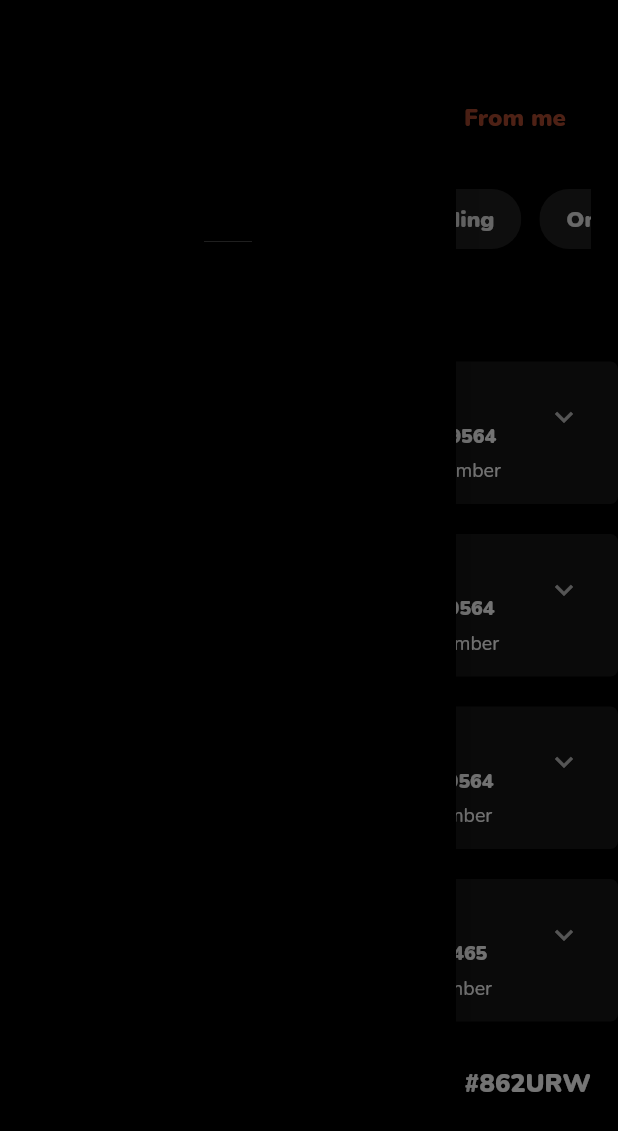
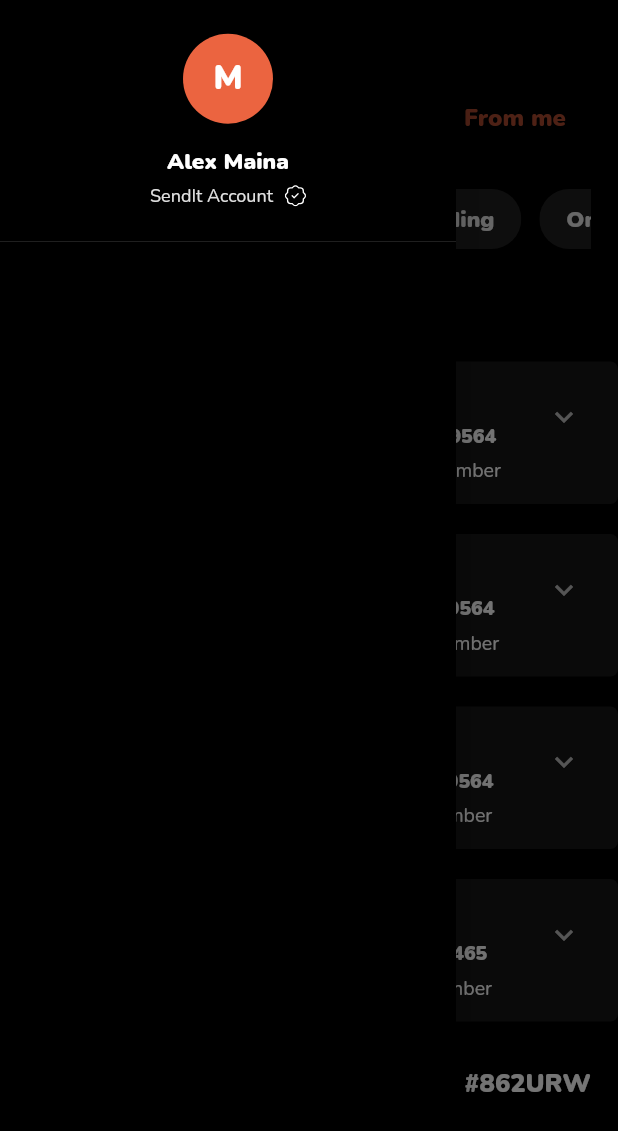
Before and after one commit to Karumaidoi/send-it-Express, a Flutter app: the HomePage screen opened directly, with the side drawer open, on a phone screen of 412 x 824 dp. Shown: the top 1131 px of the screen. Run offline on Flutter 3.47's test engine with Material 2 defaults, Android fonts, the phone set to English and light mode, and no system bars; our stand-ins replace another_flushbar, badges, bootstrap_icons, flutter_holo_date_picker, flutter_vector_icons, lottie and 3 more; missing offline and left inert: cupertino_onboarding, flag, launch_review, spring_button; accounts and stored records are empty.

Commit message:
Added Drawer Header

```diff
--- a/lib/view/Home/pages/home_page.dart
+++ b/lib/view/Home/pages/home_page.dart
@@ -17,7 +17,65 @@ class HomePage extends StatelessWidget {
         backgroundColor: Theme.of(context).backgroundColor,
         drawer: Drawer(
           child: Column(
-            children: [DrawerHeader(child: Column())],
+            children: [
+              DrawerHeader(
+                padding: const EdgeInsets.all(0),
+                decoration: const BoxDecoration(),
+                child: Container(
+                  width: double.infinity,
+                  color: Colors.transparent,
+                  child: Center(
+                    child: Column(
+                      mainAxisAlignment: MainAxisAlignment.center,
+                      children: [
+                        CircleAvatar(
+                          radius: 30,
+                          backgroundColor: Theme.of(context).primaryColor,
+                          child: const Text(
+                            'M',
+                            style: TextStyle(
+                                fontWeight: FontWeight.bold,
+                                fontSize: 22,
+                                color: Colors.white),
+                          ),
+                        ),
+                        const SizedBox(
+                          height: 15,
+                        ),
+                        const Text(
+                          'Alex Maina',
+                          style: TextStyle(
+                              fontSize: 15, fontWeight: FontWeight.bold),
+                        ),
+                        const SizedBox(
+                          height: 5,
+                        ),
+                        Row(
+                          mainAxisAlignment: MainAxisAlignment.center,
+                          children: [
+                            Text(
+                              'SendIt Account',
+                              style: TextStyle(
+                                fontSize: 12,
+                                color: Theme.of(context).buttonColor,
+                                fontWeight: FontWeight.normal,
+                              ),
+                            ),
+                            const SizedBox(
+                              width: 8,
+                            ),
+                            const Icon(
+                              BootstrapIcons.patch_check,
+                              size: 14,
+                            )
+                          ],
+                        )
+                      ],
+                    ),
+                  ),
+                ),
+              )
+            ],
           ),
         ),
         appBar: AppBar(
```
